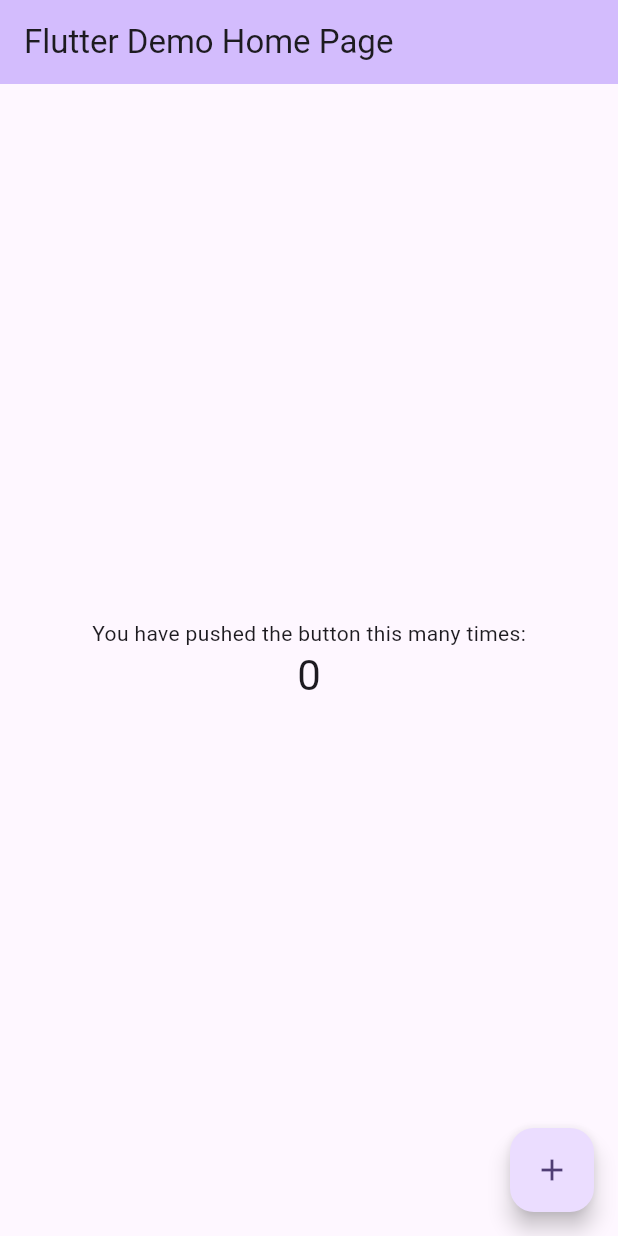
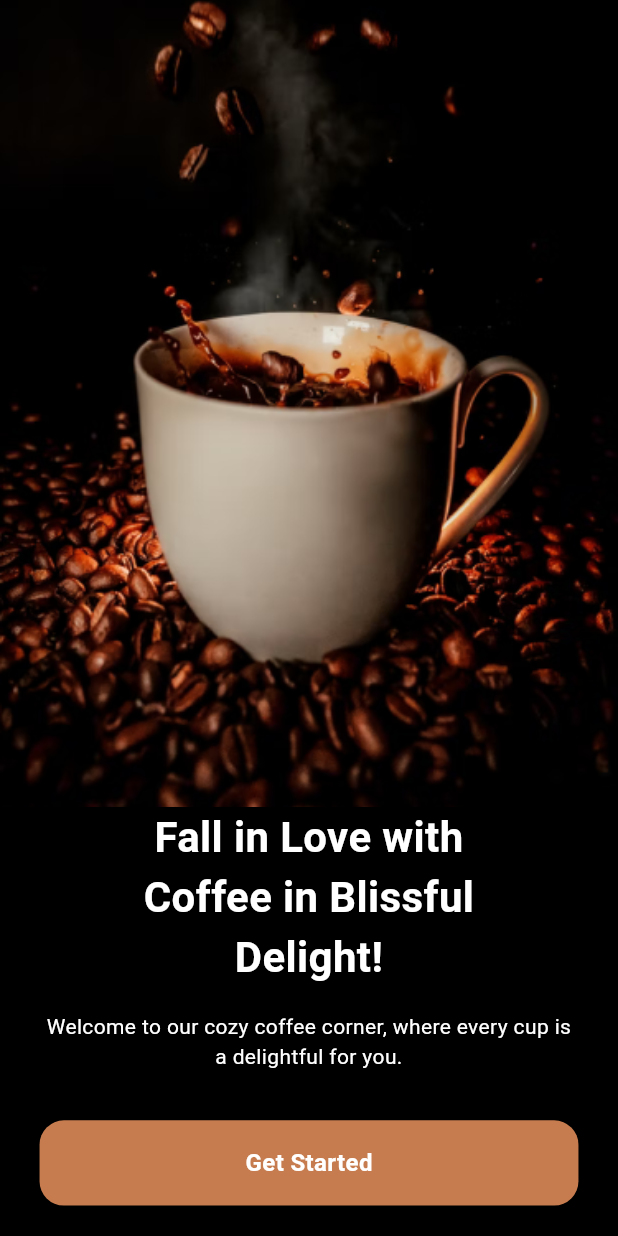
Before and after one commit to mahaabdulla/coffee_app, a Flutter app: the screen it shows after launch, on a phone screen of 412 x 824 dp. Run offline on Flutter 3.47's test engine with Material 3 defaults, Android fonts, the phone set to English and light mode, and no system bars; our stand-ins replace flutter_screenutil.

Commit message:
complite onboarding page

```diff
--- a/lib/core/const/colors.dart
+++ b/lib/core/const/colors.dart
@@ -1,5 +1,9 @@
 import 'package:flutter/widgets.dart';
 
 const Color primary = Color(0XFFC67C4E);
+
 const Color blckColor = Color(0XFF111111);
 const Color greyColor = Color(0XFF313131);
+
+const Color geryTextColor = Color(0XFFa2a2a2);
+const Color blacTextColor = Color(0XFF050505);
--- a/lib/core/const/fontweight.dart
+++ b/lib/core/const/fontweight.dart
@@ -0,0 +1,8 @@
+import 'dart:ui' show FontWeight;
+
+abstract final class FontWeights {
+  static const FontWeight bold = FontWeight.w700;
+  static const FontWeight medium = FontWeight.w500;
+  static const FontWeight regular = FontWeight.w400;
+  static const FontWeight light = FontWeight.w200;
+}
--- a/lib/core/const/text.dart
+++ b/lib/core/const/text.dart
@@ -29,22 +29,22 @@ abstract class TextStyles {
     fontWeight: FontWeights.light,
     color: Colors.white,
   );
-  static const TextStyle headLine16Blca = TextStyle(
+  static const TextStyle headLine16Blod = TextStyle(
     // fontFamily: appFont,
     fontSize: 16,
-    fontWeight: FontWeights.light,
+    fontWeight: FontWeights.bold,
     color: Colors.white,
   );
   static const TextStyle headLine14 = TextStyle(
     // fontFamily: appFont,
     fontSize: 14,
-    fontWeight: FontWeights.bold,
+
     color: Colors.white,
   );
   static const TextStyle headLine12 = TextStyle(
     // fontFamily: appFont,
     fontSize: 14,
-    fontWeight: FontWeights.light,
+    fontWeight: FontWeights.regular,
     color: Colors.white,
   );
 }
--- a/lib/core/route/route.dart
+++ b/lib/core/route/route.dart
@@ -0,0 +1,21 @@
+import 'package:coffee_app/core/route/route_name.dart';
+import 'package:coffee_app/feature/pages/home/home_page.dart';
+import 'package:coffee_app/feature/pages/onBoarding/onboarding_page.dart';
+import 'package:flutter/material.dart';
+
+class AppRoute {
+  static Route<dynamic>? generatedRoute(RouteSettings route) {
+    switch (route.name) {
+      case HOME:
+        return MaterialPageRoute(builder: (ctx) => HomePage());
+      case ONBOARDING:
+        return MaterialPageRoute(builder: (ctx) => OnBoardingPage());
+
+      default:
+        return MaterialPageRoute(
+          builder:
+              (ctx) => Scaffold(body: Center(child: Text('الصفحة غير موجودة'))),
+        );
+    }
+  }
+}
--- a/lib/core/route/route_name.dart
+++ b/lib/core/route/route_name.dart
@@ -0,0 +1,2 @@
+const String ONBOARDING = '/onboarding';
+const String HOME = '/home';
--- a/lib/feature/pages/home/home_page.dart
+++ b/lib/feature/pages/home/home_page.dart
@@ -1,3 +1,4 @@
+import 'package:coffee_app/feature/pages/home/widgets/home_body.dart';
 import 'package:flutter/material.dart';
 
 class HomePage extends StatelessWidget {
@@ -5,6 +6,6 @@ class HomePage extends StatelessWidget {
 
   @override
   Widget build(BuildContext context) {
-    return Container();
+    return HomeBody();
   }
 }
--- /dev/null
+++ b/lib/feature/pages/onBoarding/onboarding_page.dart
@@ -0,0 +1,11 @@
+import 'package:coffee_app/feature/pages/onBoarding/widgets/onboarding_body.dart';
+import 'package:flutter/material.dart';
+
+class OnBoardingPage extends StatelessWidget {
+  const OnBoardingPage({super.key});
+
+  @override
+  Widget build(BuildContext context) {
+    return OnBoardingBody();
+  }
+}
--- /dev/null
+++ b/lib/feature/pages/onBoarding/widgets/brown_buttom.dart
@@ -0,0 +1,34 @@
+import 'package:coffee_app/core/const/colors.dart';
+import 'package:coffee_app/core/const/text.dart';
+import 'package:flutter/widgets.dart';
+import 'package:flutter_screenutil/flutter_screenutil.dart';
+
+class BrownButton extends StatelessWidget {
+  final String text;
+  final VoidCallback onTap;
+  final int withl;
+  final int height;
+  const BrownButton({
+    super.key,
+    required this.text,
+    required this.onTap,
+    required this.withl,
+    required this.height,
+  });
+
+  @override
+  Widget build(BuildContext context) {
+    return GestureDetector(
+      onTap: onTap,
+      child: Container(
+        width: withl.w,
+        height: height.h,
+        decoration: BoxDecoration(
+          color: primary,
+          borderRadius: BorderRadius.circular(16.r),
+        ),
+        child: Center(child: Text(text, style: TextStyles.headLine16Blod)),
+      ),
+    );
+  }
+}
--- /dev/null
+++ b/lib/feature/pages/onBoarding/widgets/onboarding_body.dart
@@ -0,0 +1,67 @@
+import 'package:coffee_app/core/const/colors.dart';
+import 'package:coffee_app/core/const/fontweight.dart';
+import 'package:coffee_app/core/const/png_images.dart';
+import 'package:coffee_app/core/const/text.dart';
+import 'package:coffee_app/core/route/route_name.dart';
+import 'package:coffee_app/feature/pages/onBoarding/widgets/brown_buttom.dart';
+import 'package:flutter/material.dart';
+import 'package:flutter_screenutil/flutter_screenutil.dart';
+
+class OnBoardingBody extends StatelessWidget {
+  const OnBoardingBody({super.key});
+
+  @override
+  Widget build(BuildContext context) {
+    return Scaffold(
+      backgroundColor: Colors.black,
+      body: Stack(
+        children: [
+          Positioned(
+            top: 0,
+            left: 0,
+            right: 0,
+            height: 530.h,
+            child: Image.asset(onboardingImage, fit: BoxFit.cover),
+          ),
+          Align(
+            alignment: Alignment.bottomCenter,
+            child: Padding(
+              padding: EdgeInsets.only(
+                right: 24.w,
+                top: 40.h,
+                left: 24.w,
+                bottom: 20.h,
+              ),
+              child: Column(
+                mainAxisSize: MainAxisSize.min,
+                crossAxisAlignment: CrossAxisAlignment.center,
+                children: [
+                  Text(
+                    'Fall in Love with\nCoffee in Blissful\nDelight!',
+                    textAlign: TextAlign.center,
+                    style: TextStyles.headLine32.copyWith(fontSize: 28),
+                  ),
+                  SizedBox(height: 16.h),
+                  Text(
+                    'Welcome to our cozy coffee corner, where every cup is a delightful for you.',
+                    textAlign: TextAlign.center,
+                    style: TextStyles.headLine14,
+                  ),
+                  SizedBox(height: 32.h),
+                  BrownButton(
+                    text: 'Get Started',
+                    onTap: () {
+                      Navigator.pushNamed(context, HOME);
+                    },
+                    withl: 327,
+                    height: 56,
+                  ),
+                ],
+              ),
+            ),
+          ),
+        ],
+      ),
+    );
+  }
+}
--- a/lib/main.dart
+++ b/lib/main.dart
@@ -1,4 +1,8 @@
+import 'package:coffee_app/core/route/route.dart';
+import 'package:coffee_app/core/route/route_name.dart';
+import 'package:coffee_app/feature/pages/home/home_page.dart';
 import 'package:flutter/material.dart';
+import 'package:flutter_screenutil/flutter_screenutil.dart';
 
 void main() {
   runApp(const MyApp());
@@ -7,116 +11,20 @@ void main() {
 class MyApp extends StatelessWidget {
   const MyApp({super.key});
 
-  // This widget is the root of your application.
   @override
   Widget build(BuildContext context) {
-    return MaterialApp(
-      title: 'Flutter Demo',
-      theme: ThemeData(
-        // This is the theme of your application.
-        //
-        // TRY THIS: Try running your application with "flutter run". You'll see
-        // the application has a purple toolbar. Then, without quitting the app,
-        // try changing the seedColor in the colorScheme below to Colors.green
-        // and then invoke "hot reload" (save your changes or press the "hot
-        // reload" button in a Flutter-supported IDE, or press "r" if you used
-        // the command line to start the app).
-        //
-        // Notice that the counter didn't reset back to zero; the application
-        // state is not lost during the reload. To reset the state, use hot
-        // restart instead.
-        //
-        // This works for code too, not just values: Most code changes can be
-        // tested with just a hot reload.
-        colorScheme: ColorScheme.fromSeed(seedColor: Colors.deepPurple),
-      ),
-      home: const MyHomePage(title: 'Flutter Demo Home Page'),
+    return ScreenUtilInit(
+      designSize: Size(375, 812),
+      minTextAdapt: true,
+      splitScreenMode: true,
+      builder: (context, child) {
+        return MaterialApp(
+          onGenerateRoute: AppRoute.generatedRoute,
+          initialRoute: ONBOARDING,
+          debugShowCheckedModeBanner: false,
+          // home: const ONB(),
+        );
+      },
     );
   }
 }
-
-class MyHomePage extends StatefulWidget {
-  const MyHomePage({super.key, required this.title});
-
-  // This widget is the home page of your application. It is stateful, meaning
-  // that it has a State object (defined below) that contains fields that affect
-  // how it looks.
-
-  // This class is the configuration for the state. It holds the values (in this
-  // case the title) provided by the parent (in this case the App widget) and
-  // used by the build method of the State. Fields in a Widget subclass are
-  // always marked "final".
-
-  final String title;
-
-  @override
-  State<MyHomePage> createState() => _MyHomePageState();
-}
-
-class _MyHomePageState extends State<MyHomePage> {
-  int _counter = 0;
-
-  void _incrementCounter() {
-    setState(() {
-      // This call to setState tells the Flutter framework that something has
-      // changed in this State, which causes it to rerun the build method below
-      // so that the display can reflect the updated values. If we changed
-      // _counter without calling setState(), then the build method would not be
-      // called again, and so nothing would appear to happen.
-      _counter++;
-    });
-  }
-
-  @override
-  Widget build(BuildContext context) {
-    // This method is rerun every time setState is called, for instance as done
-    // by the _incrementCounter method above.
-    //
-    // The Flutter framework has been optimized to make rerunning build methods
-    // fast, so that you can just rebuild anything that needs updating rather
-    // than having to individually change instances of widgets.
-    return Scaffold(
-      appBar: AppBar(
-        // TRY THIS: Try changing the color here to a specific color (to
-        // Colors.amber, perhaps?) and trigger a hot reload to see the AppBar
-        // change color while the other colors stay the same.
-        backgroundColor: Theme.of(context).colorScheme.inversePrimary,
-        // Here we take the value from the MyHomePage object that was created by
-        // the App.build method, and use it to set our appbar title.
-        title: Text(widget.title),
-      ),
-      body: Center(
-        // Center is a layout widget. It takes a single child and positions it
-        // in the middle of the parent.
-        child: Column(
-          // Column is also a layout widget. It takes a list of children and
-          // arranges them vertically. By default, it sizes itself to fit its
-          // children horizontally, and tries to be as tall as its parent.
-          //
-          // Column has various properties to control how it sizes itself and
-          // how it positions its children. Here we use mainAxisAlignment to
-          // center the children vertically; the main axis here is the vertical
-          // axis because Columns are vertical (the cross axis would be
-          // horizontal).
-          //
-          // TRY THIS: Invoke "debug painting" (choose the "Toggle Debug Paint"
-          // action in the IDE, or press "p" in the console), to see the
-          // wireframe for each widget.
-          mainAxisAlignment: MainAxisAlignment.center,
-          children: <Widget>[
-            const Text('You have pushed the button this many times:'),
-            Text(
-              '$_counter',
-              style: Theme.of(context).textTheme.headlineMedium,
-            ),
-          ],
-        ),
-      ),
-      floatingActionButton: FloatingActionButton(
-        onPressed: _incrementCounter,
-        tooltip: 'Increment',
-        child: const Icon(Icons.add),
-      ), // This trailing comma makes auto-formatting nicer for build methods.
-    );
-  }
-}
```
Also changed, not shown: lib/core/const/png_images.dart (+12 -11 lines), lib/feature/pages/home/widgets/home_body.dart (added, +67 -0 lines), assets/png_images/Arrow - Down 2.png (added), lib/feature/pages/splash/splash_page.dart (deleted).
